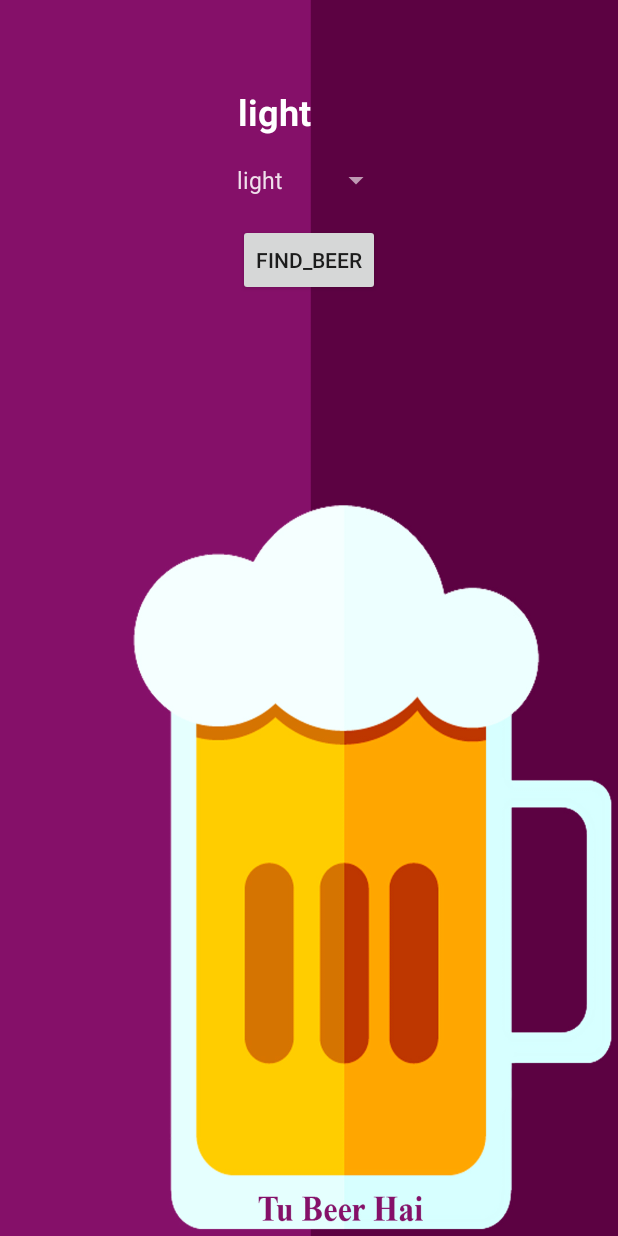
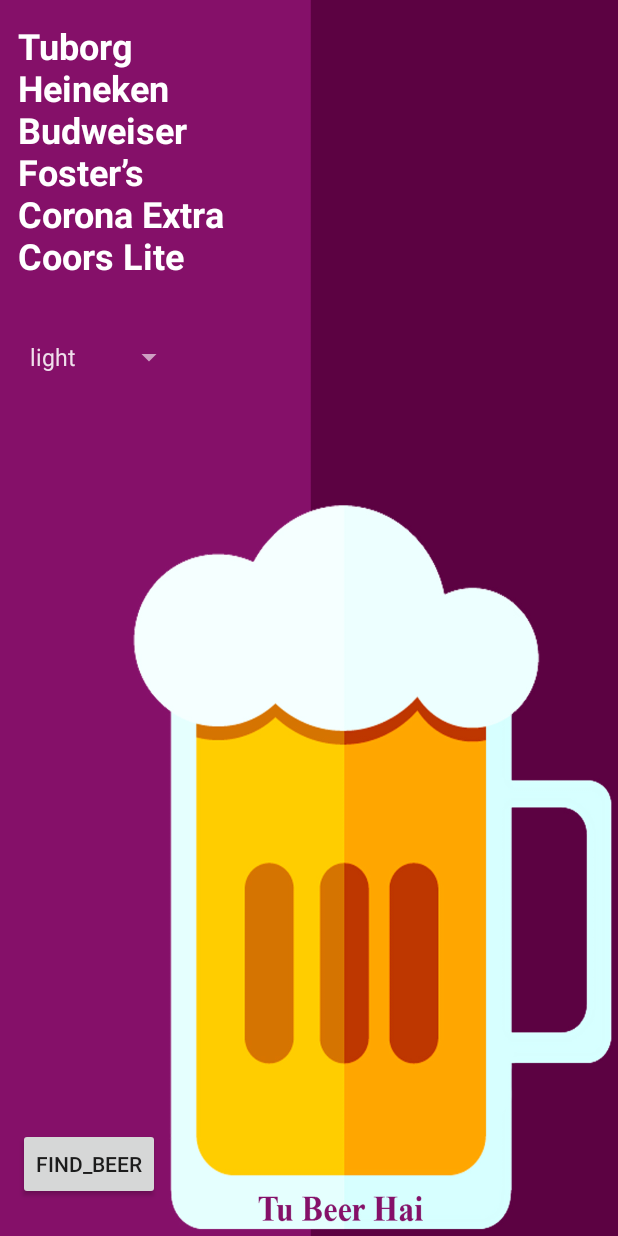
Before and after one commit to piyush97/TuBeerhai, an Android app: the screen it shows after launch (MainActivity), after a tap on "FIND_BEER", on a phone screen of 412 x 824 dp. Run offline under Robolectric (Android 15) with nearby library versions, the phone set to English and light mode, and no system bars.

Commit message:
Small list of Beers Added

```diff
--- /dev/null
+++ b/app/src/main/java/com/piyushmehta/tubeerhaibeeradviser/BeerExpert.java
@@ -0,0 +1,35 @@
+package com.piyushmehta.tubeerhaibeeradviser;
+
+import java.util.ArrayList;
+import java.util.List;
+
+/**
+ * Created by piyush on 8/12/2017.
+ */
+
+public class BeerExpert {
+
+    List<String> getBrands(String color) {
+        List<String> brands = new ArrayList<String>();
+        if (color.equals("Amber")) {
+            brands.add("Ale Industries Dueling Pipers ");
+            brands.add("Hoegaarden");
+            brands.add("Asahi");
+            brands.add("Foster’s");
+            brands.add("Heineken");
+            brands.add("Leffe Blond");
+            brands.add("Kingfisher Ultra");
+        } else if (color.equals("light")) {
+            brands.add("Tuborg");
+            brands.add("Heineken");
+            brands.add("Budweiser");
+            brands.add("Foster’s");
+            brands.add("Corona Extra");
+            brands.add("Coors Lite");
+
+        } else {
+            brands.add("Baad me dalta hun");
+        }
+        return brands;
+    }
+}
--- a/app/src/main/java/com/piyushmehta/tubeerhaibeeradviser/MainActivity.java
+++ b/app/src/main/java/com/piyushmehta/tubeerhaibeeradviser/MainActivity.java
@@ -7,7 +7,10 @@
 import android.widget.Spinner;
 import android.widget.TextView;
 
+import java.util.List;
+
 public class MainActivity extends Activity {
+    private BeerExpert expert=new BeerExpert();
 
     @Override
     protected void onCreate(Bundle savedInstanceState) {
@@ -24,9 +27,14 @@
         Spinner color = (Spinner) findViewById(R.id.color);
         //get the selected item
         String beerType = String.valueOf(color.getSelectedItem());
-        //display the selected Item
-        brands.setText(beerType);
-
+        //Get Recommendations from the BeerExpert Class
+        List<String> brandsList=expert.getBrands(beerType);//get a list of brand
+        StringBuilder brandsFormatted=new StringBuilder();//build a string from the values of the list
+        for(String brand:brandsList){
+            brandsFormatted.append(brand).append("\n");//display each brand in a new line
+        }
+        //displays the beer
+        brands.setText(brandsFormatted);
 
     }
 }
--- a/app/src/main/res/layout/activity_main.xml
+++ b/app/src/main/res/layout/activity_main.xml
@@ -11,33 +11,37 @@
         android:id="@+id/color"
         android:layout_width="wrap_content"
         android:layout_height="wrap_content"
+        android:layout_marginTop="11dp"
+        android:entries="@array/beer_colors"
+        android:theme="@android:style/ThemeOverlay.Material.Dark"
         android:layout_below="@+id/brands"
-        android:layout_centerHorizontal="true"
-        android:layout_marginTop="17dp"
-        android:entries="@array/beer_colors"
-        android:theme="@android:style/ThemeOverlay.Material.Dark"></Spinner>
+        android:layout_alignLeft="@+id/brands"
+        android:layout_alignStart="@+id/brands"></Spinner>
 
     <Button
         android:id="@+id/find_beer"
         android:onClick="onClickFindBeer"
         android:layout_width="wrap_content"
         android:layout_height="wrap_content"
-        android:layout_alignParentTop="true"
-        android:layout_centerHorizontal="true"
-        android:layout_marginTop="149dp"
-        android:text="@string/Find_Beer" />
+        android:text="@string/Find_Beer"
+        android:layout_alignParentBottom="true"
+        android:layout_alignParentLeft="true"
+        android:layout_alignParentStart="true"
+        android:layout_marginLeft="12dp"
+        android:layout_marginStart="12dp"
+        android:layout_marginBottom="24dp" />
 
     <TextView
         android:id="@+id/brands"
         android:layout_width="wrap_content"
         android:layout_height="wrap_content"
-        android:layout_alignLeft="@+id/find_beer"
-        android:layout_alignParentTop="true"
-        android:layout_alignStart="@+id/find_beer"
-        android:layout_marginTop="58dp"
+        android:layout_marginTop="14dp"
         android:text="@string/brands"
         android:textAlignment="viewStart"
         android:textColor="#ffff"
         android:textSize="24sp"
-        android:textStyle="bold" />
+        android:textStyle="bold"
+        android:layout_alignParentTop="true"
+        android:layout_alignLeft="@+id/find_beer"
+        android:layout_alignStart="@+id/find_beer" />
 </RelativeLayout>
```
